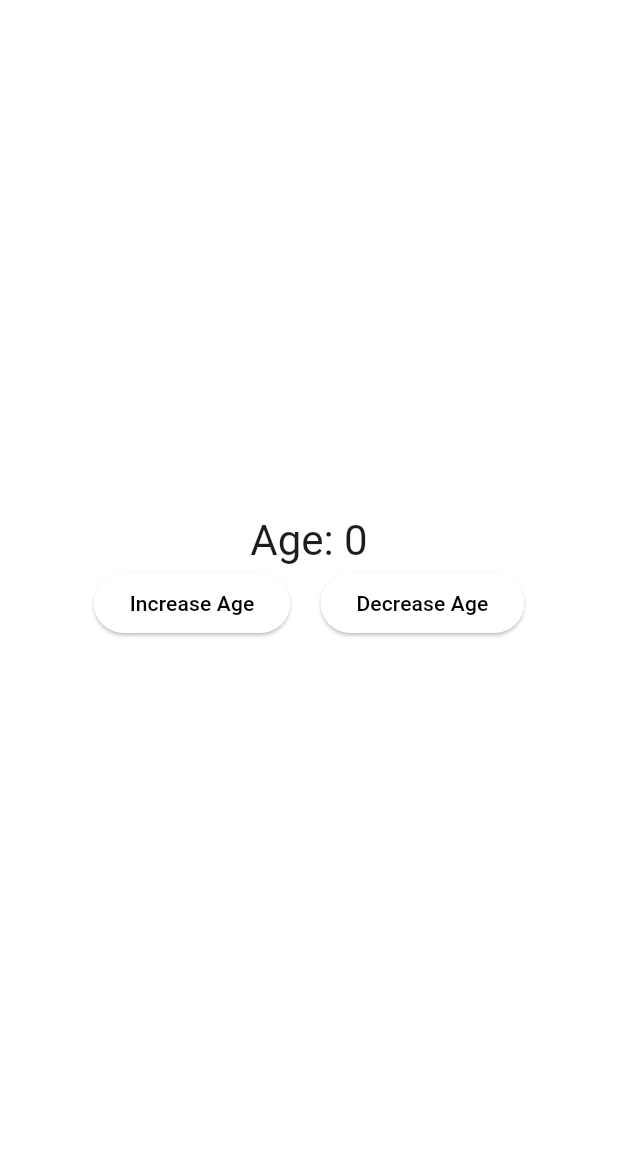
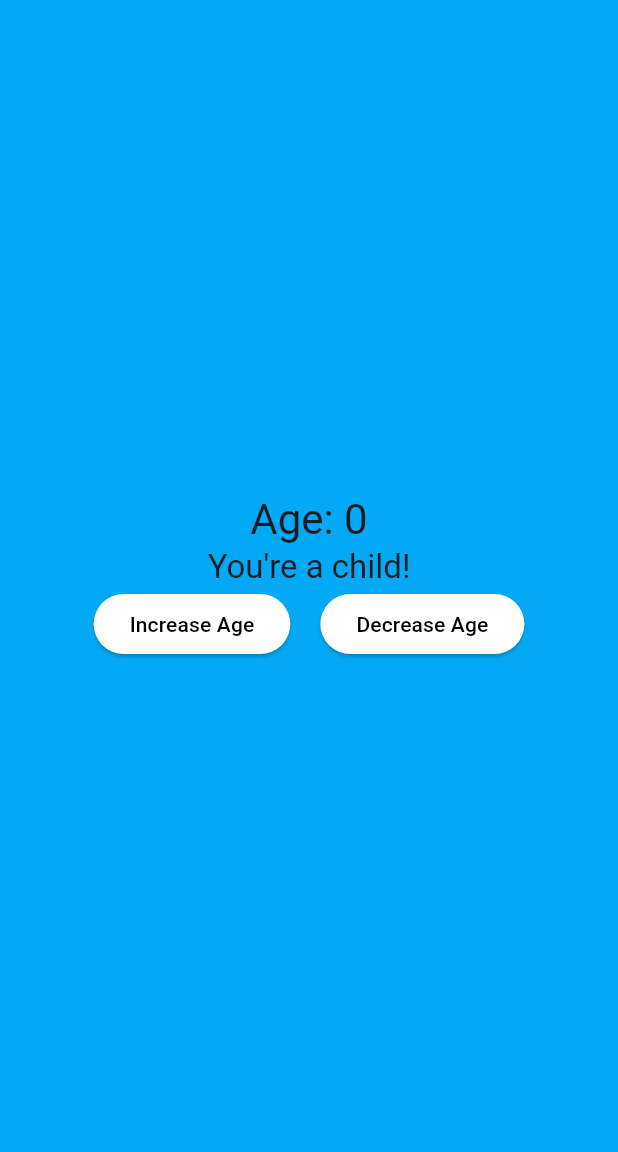
Before and after one commit to jggsu00/in-class-activity-6, a Flutter app: the screen it shows after launch, on a phone screen of 412 x 824 dp, the part 84-1236 px from its top. Run offline on Flutter 3.47's test engine with Material 3 defaults, Android fonts, the phone set to English and light mode, and no system bars.

Commit message:
added the addtional task

```diff
--- a/lib/main.dart
+++ b/lib/main.dart
@@ -62,6 +62,25 @@
           String message;
           Color backgroundColor = Colors.white;
 
+
+          if (counter.value <= 12) {
+            message = "You're a child!";
+            backgroundColor = Colors.lightBlue;
+          } else if (counter.value <= 19) {
+            message = "Teenager time!";
+            backgroundColor = Colors.lightGreen;
+          } else if (counter.value <= 30) {
+            message = "You're a young adult!";
+            backgroundColor = Colors.yellow.shade200; // ✅ Correct
+          } else if (counter.value <= 50) {
+            message = "You're an adult now!";
+            backgroundColor = Colors.orange;
+          } else {
+            message = "Golden years!";
+            backgroundColor = Colors.grey.shade300; // ✅ Correct
+          }
+
+
           return Container(
             color: backgroundColor,
             child: Column(
@@ -70,6 +89,10 @@
                 Text(
                   'Age: ${counter.value}',
                   style: Theme.of(context).textTheme.headlineMedium,
+                ),
+                Text(
+                  message,
+                  style: Theme.of(context).textTheme.titleLarge,
                 ),
                 Row(
                   mainAxisAlignment: MainAxisAlignment.center,
```
